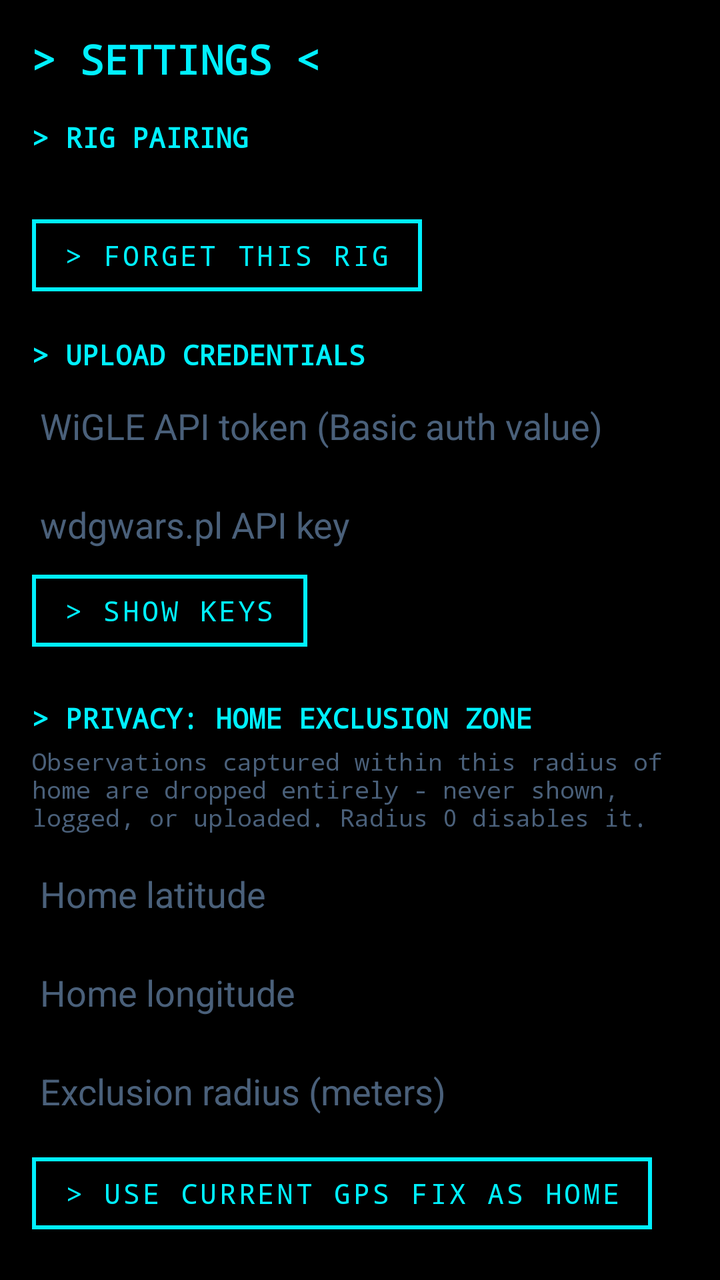
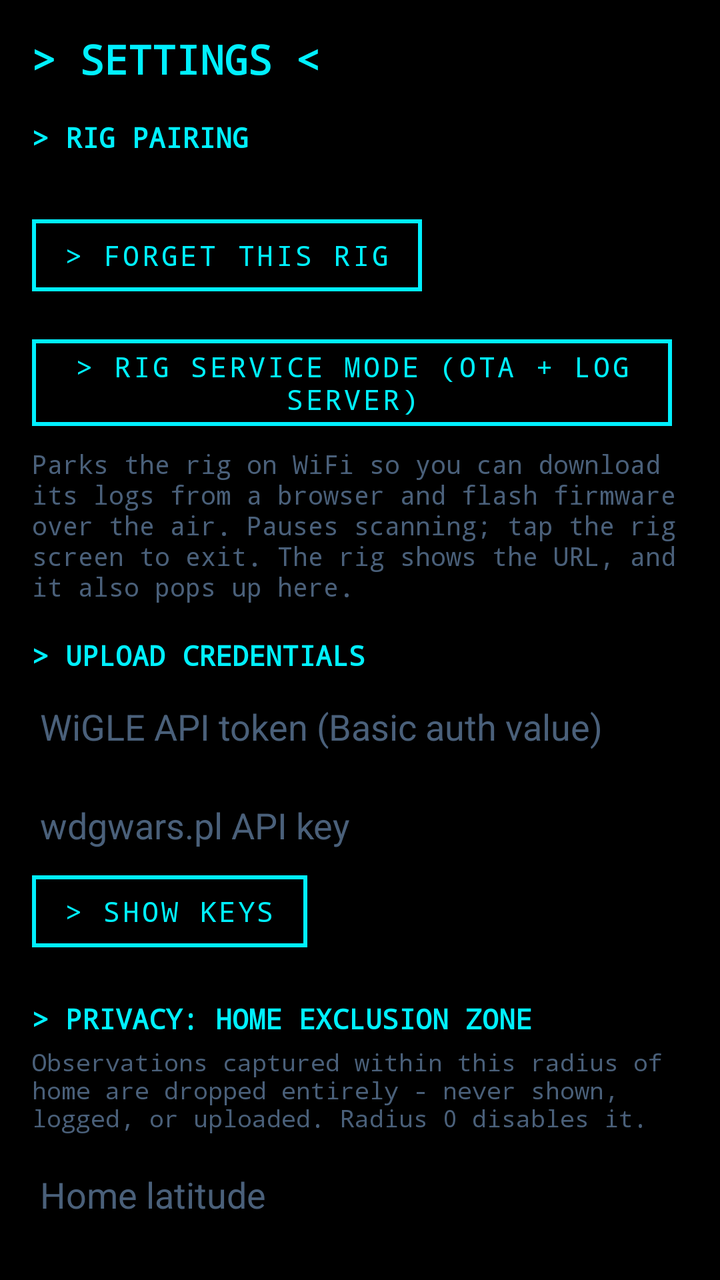

Before-and-after screenshots of an Android layout around one commit, followed by the original layout XML and the change that was made.
<!-- AndroidManifest.xml: application theme Theme.WardriveBridge -->
<!-- res/layout/activity_settings.xml -->
<?xml version="1.0" encoding="utf-8"?>
<ScrollView xmlns:android="http://schemas.android.com/apk/res/android"
    android:layout_width="match_parent"
    android:layout_height="match_parent"
    android:background="@color/background">

    <LinearLayout
        android:layout_width="match_parent"
        android:layout_height="wrap_content"
        android:orientation="vertical"
        android:padding="16dp">

        <TextView
            android:layout_width="match_parent"
            android:layout_height="wrap_content"
            android:text="&gt; SETTINGS &lt;"
            android:textColor="@color/cyan_500"
            android:textSize="20sp"
            android:textStyle="bold"
            android:paddingBottom="16dp" />

        <TextView
            android:layout_width="match_parent"
            android:layout_height="wrap_content"
            android:text="&gt; RIG PAIRING"
            android:textColor="@color/cyan_500"
            android:textSize="14sp"
            android:textStyle="bold"
            android:paddingBottom="4dp" />

        <TextView
            android:id="@+id/pairedRigText"
            android:layout_width="match_parent"
            android:layout_height="wrap_content"
            android:textColor="@color/text_primary"
            android:textSize="13sp" />

        <Button
            android:id="@+id/forgetRigButton"
            android:layout_width="wrap_content"
            android:layout_height="wrap_content"
            android:text="&gt; FORGET THIS RIG"
            android:layout_marginTop="4dp"
            android:layout_marginBottom="16dp" />

        <TextView
            android:layout_width="match_parent"
            android:layout_height="wrap_content"
            android:text="&gt; UPLOAD CREDENTIALS"
            android:textColor="@color/cyan_500"
            android:textSize="14sp"
            android:textStyle="bold"
            android:paddingBottom="4dp" />

        <EditText
            android:id="@+id/wigleTokenInput"
            android:layout_width="match_parent"
            android:layout_height="wrap_content"
            android:hint="WiGLE API token (Basic auth value)"
            android:textColorHint="@color/text_secondary"
            android:textColor="@color/text_primary"
            android:inputType="textPassword"
            android:singleLine="true" />

        <EditText
            android:id="@+id/wdgwarsKeyInput"
            android:layout_width="match_parent"
            android:layout_height="wrap_content"
            android:hint="wdgwars.pl API key"
            android:textColorHint="@color/text_secondary"
            android:textColor="@color/text_primary"
            android:inputType="textPassword"
            android:singleLine="true"
            android:layout_marginTop="8dp" />

        <Button
            android:id="@+id/showKeysButton"
            android:layout_width="wrap_content"
            android:layout_height="wrap_content"
            android:text="&gt; SHOW KEYS" />

        <TextView
            android:layout_width="match_parent"
            android:layout_height="wrap_content"
            android:text="&gt; PRIVACY: HOME EXCLUSION ZONE"
            android:textColor="@color/cyan_500"
            android:textSize="14sp"
            android:textStyle="bold"
            android:paddingTop="20dp"
            android:paddingBottom="4dp" />

        <TextView
            android:layout_width="match_parent"
            android:layout_height="wrap_content"
            android:text="Observations captured within this radius of home are dropped entirely - never shown, logged, or uploaded. Radius 0 disables it."
            android:textColor="@color/text_secondary"
            android:textSize="12sp"
            android:paddingBottom="8dp" />

        <EditText
            android:id="@+id/homeLatInput"
            android:layout_width="match_parent"
            android:layout_height="wrap_content"
            android:hint="Home latitude"
            android:textColorHint="@color/text_secondary"
            android:textColor="@color/text_primary"
            android:inputType="numberSigned|numberDecimal"
            android:singleLine="true" />

        <EditText
            android:id="@+id/homeLonInput"
            android:layout_width="match_parent"
            android:layout_height="wrap_content"
            android:hint="Home longitude"
            android:textColorHint="@color/text_secondary"
            android:textColor="@color/text_primary"
            android:inputType="numberSigned|numberDecimal"
            android:singleLine="true"
            android:layout_marginTop="8dp" />

        <EditText
            android:id="@+id/homeRadiusInput"
            android:layout_width="match_parent"
            android:layout_height="wrap_content"
            android:hint="Exclusion radius (meters)"
            android:textColorHint="@color/text_secondary"
            android:textColor="@color/text_primary"
            android:inputType="numberDecimal"
            android:singleLine="true"
            android:layout_marginTop="8dp" />

        <Button
            android:id="@+id/useCurrentLocationButton"
            android:layout_width="wrap_content"
            android:layout_height="wrap_content"
            android:text="&gt; USE CURRENT GPS FIX AS HOME"
            android:layout_marginTop="8dp" />

        <TextView
            android:layout_width="match_parent"
            android:layout_height="wrap_content"
            android:text="&gt; PRIVACY: BLACKLISTS"
            android:textColor="@color/cyan_500"
            android:textSize="14sp"
            android:textStyle="bold"
            android:paddingTop="20dp"
            android:paddingBottom="4dp" />

        <TextView
            android:layout_width="match_parent"
            android:layout_height="wrap_content"
            android:text="Any SSID ending in _nomap is always excluded (WiGLE's own opt-out convention), regardless of these lists."
            android:textColor="@color/text_secondary"
            android:textSize="12sp"
            android:paddingBottom="8dp" />

        <EditText
            android:id="@+id/macBlacklistInput"
            android:layout_width="match_parent"
            android:layout_height="wrap_content"
            android:hint="MAC blacklist, comma-separated"
            android:textColorHint="@color/text_secondary"
            android:textColor="@color/text_primary" />

        <EditText
            android:id="@+id/ssidBlacklistInput"
            android:layout_width="match_parent"
            android:layout_height="wrap_content"
            android:hint="SSID/name blacklist, comma-separated"
            android:textColorHint="@color/text_secondary"
            android:textColor="@color/text_primary"
            android:layout_marginTop="8dp" />

        <TextView
            android:layout_width="match_parent"
            android:layout_height="wrap_content"
            android:text="&gt; GPS QUALITY GATING"
            android:textColor="@color/cyan_500"
            android:textSize="14sp"
            android:textStyle="bold"
            android:paddingTop="20dp"
            android:paddingBottom="4dp" />

        <TextView
            android:layout_width="match_parent"
            android:layout_height="wrap_content"
            android:text="Pause logging when HDOP (horizontal position quality from real GPS NMEA data) rises above this value - tunnels, urban canyons, or no fix yet. 0 disables this and always logs."
            android:textColor="@color/text_secondary"
            android:textSize="12sp"
            android:paddingBottom="8dp" />

        <EditText
            android:id="@+id/maxHdopInput"
            android:layout_width="match_parent"
            android:layout_height="wrap_content"
            android:hint="Max HDOP, 0 = disabled"
            android:textColorHint="@color/text_secondary"
            android:textColor="@color/text_primary"
            android:inputType="numberDecimal"
            android:singleLine="true" />

        <TextView
            android:layout_width="match_parent"
            android:layout_height="wrap_content"
            android:text="&gt; STORAGE"
            android:textColor="@color/cyan_500"
            android:textSize="14sp"
            android:textStyle="bold"
            android:paddingTop="20dp"
            android:paddingBottom="4dp" />

        <TextView
            android:layout_width="match_parent"
            android:layout_height="wrap_content"
            android:text="Delete logs older than this many days on app start. 0 keeps everything forever."
            android:textColor="@color/text_secondary"
            android:textSize="12sp"
            android:paddingBottom="8dp" />

        <EditText
            android:id="@+id/retentionDaysInput"
            android:layout_width="match_parent"
            android:layout_height="wrap_content"
            android:hint="Retention (days), 0 = forever"
            android:textColorHint="@color/text_secondary"
            android:textColor="@color/text_primary"
            android:inputType="number"
            android:singleLine="true" />

        <TextView
            android:layout_width="match_parent"
            android:layout_height="wrap_content"
            android:text="&gt; DRIVING"
            android:textColor="@color/cyan_500"
            android:textSize="14sp"
            android:textStyle="bold"
            android:paddingTop="20dp"
            android:paddingBottom="4dp" />

        <EditText
            android:id="@+id/spokenMinutesInput"
            android:layout_width="match_parent"
            android:layout_height="wrap_content"
            android:hint="Spoken update every N minutes, 0 = off"
            android:textColorHint="@color/text_secondary"
            android:textColor="@color/text_primary"
            android:inputType="number"
            android:singleLine="true" />

        <CheckBox
            android:id="@+id/spokenTrackerCheck"
            android:layout_width="wrap_content"
            android:layout_height="wrap_content"
            android:textColor="@color/text_primary"
            android:text="Say it out loud when a tracker seems to follow you" />

        <CheckBox
            android:id="@+id/autoUploadCheck"
            android:layout_width="wrap_content"
            android:layout_height="wrap_content"
            android:textColor="@color/text_primary"
            android:text="Upload each run automatically when it stops on WiFi" />

        <CheckBox
            android:id="@+id/tripModeCheck"
            android:layout_width="wrap_content"
            android:layout_height="wrap_content"
            android:textColor="@color/text_primary"
            android:text="Trip mode: upload the rig's data through this phone (Bluetooth)" />

        <TextView
            android:layout_width="match_parent"
            android:layout_height="wrap_content"
            android:textColor="@color/text_secondary"
            android:textSize="12sp"
            android:text="For trips away from home WiFi. While on, the rig sends its logs over Bluetooth and this phone uploads them over its own connection; the rig holds off its own upload so nothing is sent twice. Off = the rig uploads over its own WiFi as usual." />

        <TextView
            android:layout_width="match_parent" android:layout_height="wrap_content"
            android:text="&gt; APP THEME" android:textColor="@color/cyan_500"
            android:textSize="14sp" android:textStyle="bold" android:paddingTop="20dp" android:paddingBottom="4dp" />

        <Button android:id="@+id/primaryAccentButton"
            android:layout_width="match_parent" android:layout_height="wrap_content"
            android:text="Primary accent colour" />
        <Button android:id="@+id/secondaryAccentButton"
            android:layout_width="match_parent" android:layout_height="wrap_content"
            android:text="Secondary accent colour" />
        <Button android:id="@+id/resetThemeButton"
            android:layout_width="wrap_content" android:layout_height="wrap_content"
            android:text="&gt; RESET THEME" />

        <TextView
            android:layout_width="match_parent" android:layout_height="wrap_content"
            android:text="&gt; RIG LEDS &amp; SCREEN" android:textColor="@color/cyan_500"
            android:textSize="14sp" android:textStyle="bold" android:paddingTop="20dp" android:paddingBottom="4dp" />
        <TextView
            android:layout_width="match_parent" android:layout_height="wrap_content"
            android:textColor="@color/text_secondary" android:textSize="12sp"
            android:text="Applied to the rig over Bluetooth and saved on its SD card. The CYD screen keeps its own look; these are just the status LEDs and screen brightness/timeout." />

        <EditText android:id="@+id/rigLedBrightnessInput"
            android:layout_width="match_parent" android:layout_height="wrap_content"
            android:hint="LED brightness 0-100" android:textColorHint="@color/text_secondary"
            android:textColor="@color/text_primary" android:inputType="number" android:singleLine="true" />
        <EditText android:id="@+id/rigScreenBrightnessInput"
            android:layout_width="match_parent" android:layout_height="wrap_content"
            android:hint="Screen brightness 0-100" android:textColorHint="@color/text_secondary"
            android:textColor="@color/text_primary" android:inputType="number" android:singleLine="true" />
        <EditText android:id="@+id/rigScreenTimeoutInput"
            android:layout_width="match_parent" android:layout_height="wrap_content"
            android:hint="Screen timeout seconds, 0 = never" android:textColorHint="@color/text_secondary"
            android:textColor="@color/text_primary" android:inputType="number" android:singleLine="true" />
        <CheckBox android:id="@+id/rigScreenKeepOnCheck"
            android:layout_width="wrap_content" android:layout_height="wrap_content"
            android:textColor="@color/text_primary" android:text="Keep the rig screen on while a run is active" />
        <Button android:id="@+id/rigLedApButton" android:layout_width="match_parent" android:layout_height="wrap_content" android:text="LED colour: AP seen" />
        <Button android:id="@+id/rigLedBleButton" android:layout_width="match_parent" android:layout_height="wrap_content" android:text="LED colour: BLE seen" />
        <Button android:id="@+id/rigLedOkButton" android:layout_width="match_parent" android:layout_height="wrap_content" android:text="LED colour: OK / start / stop" />
        <Button android:id="@+id/rigLedFailButton" android:layout_width="match_parent" android:layout_height="wrap_content" android:text="LED colour: error / fail" />

        <Button
            android:id="@+id/saveSettingsButton"
            android:layout_width="match_parent"
            android:layout_height="wrap_content"
            android:text="&gt; SAVE"
            android:layout_marginTop="24dp" />

    </LinearLayout>
</ScrollView>
<!-- resources referenced by this layout -->
<resources>
  <color name="background">#000000</color>
  <color name="cyan_500">#00F0FF</color>
  <color name="text_primary">#00F0FF</color>
  <color name="text_secondary">#4A607A</color>
  <style name="Theme.WardriveBridge" parent="Theme.MaterialComponents.DayNight.NoActionBar">
          <item name="colorPrimary">@color/cyan_500</item>
          <item name="colorPrimaryDark">@color/pure_black</item>
          <item name="colorAccent">@color/cyan_500</item>
          <item name="android:windowBackground">@color/background</item>
          
          <item name="android:textViewStyle">@style/TacticalTextView</item>
          <item name="buttonStyle">@style/TacticalButton</item>
          <item name="materialButtonStyle">@style/TacticalButton</item>
          <item name="android:editTextStyle">@style/TacticalEditText</item>
      </style>
  <color name="pure_black">#000000</color>
  <style name="TacticalTextView" parent="android:Widget.TextView">
          <item name="android:fontFamily">monospace</item>
          <item name="android:typeface">monospace</item>
      </style>
  <style name="TacticalButton" parent="Widget.MaterialComponents.Button.OutlinedButton">
          <item name="android:fontFamily">monospace</item>
          <item name="android:typeface">monospace</item>
          <item name="android:textAllCaps">true</item>
          <item name="android:textColor">@color/cyan_500</item>
          <item name="strokeColor">@color/cyan_500</item>
          <item name="strokeWidth">2dp</item>
          <item name="cornerRadius">0dp</item>
          <item name="rippleColor">@color/cyan_500</item>
          <item name="android:elevation">0dp</item>
          <item name="android:stateListAnimator">@null</item>
      </style>
  <style name="TacticalEditText" parent="android:Widget.EditText">
          <item name="android:fontFamily">monospace</item>
          <item name="android:typeface">monospace</item>
          <item name="android:textColor">@color/text_primary</item>
          <item name="android:textColorHint">@color/text_secondary</item>
      </style>
</resources>

<!-- the commit's change to res/layout/activity_settings.xml (unified diff, before → after) -->
@@ -40,6 +40,22 @@
             android:layout_width="wrap_content"
             android:layout_height="wrap_content"
             android:text="&gt; FORGET THIS RIG"
+            android:layout_marginTop="4dp"
+            android:layout_marginBottom="8dp" />
+
+        <Button
+            android:id="@+id/serviceModeButton"
+            android:layout_width="wrap_content"
+            android:layout_height="wrap_content"
+            android:text="&gt; RIG SERVICE MODE (OTA + LOG SERVER)"
+            android:layout_marginTop="4dp" />
+
+        <TextView
+            android:layout_width="match_parent"
+            android:layout_height="wrap_content"
+            android:text="Parks the rig on WiFi so you can download its logs from a browser and flash firmware over the air. Pauses scanning; tap the rig screen to exit. The rig shows the URL, and it also pops up here."
+            android:textColor="@color/text_secondary"
+            android:textSize="13sp"
             android:layout_marginTop="4dp"
             android:layout_marginBottom="16dp" />
 
